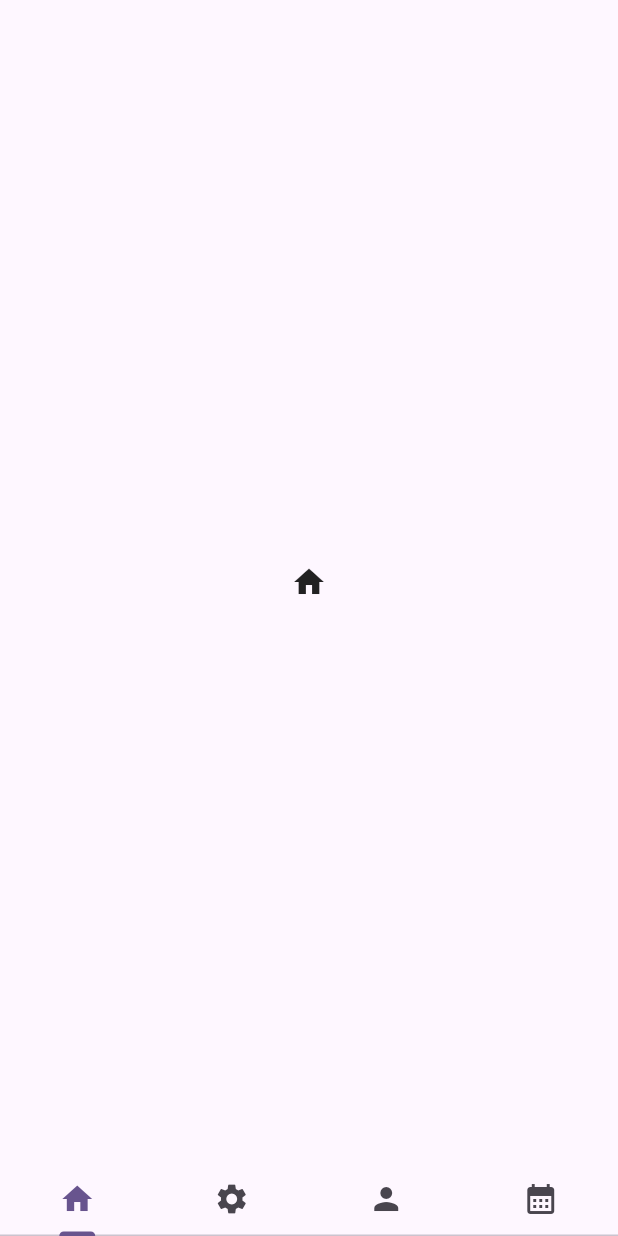
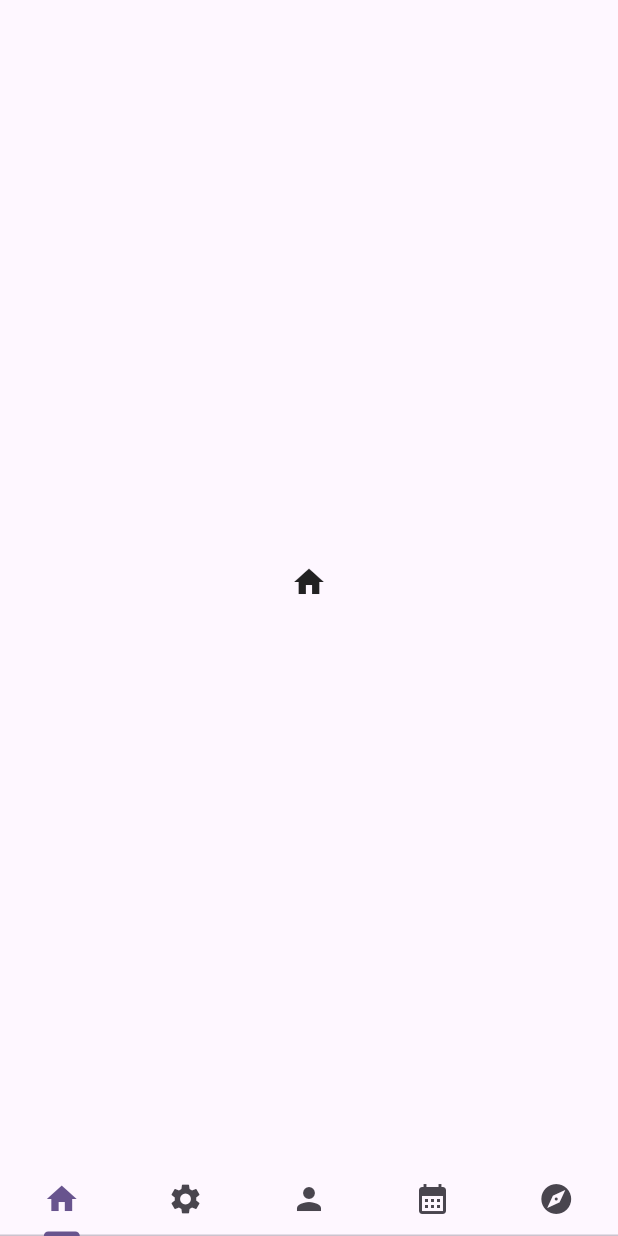
Before and after one commit to daganlarson/GetFitFitnessTracker, a Flutter app: the screen it shows after launch, on a phone screen of 412 x 824 dp. Run offline on Flutter 3.47's test engine with Material 3 defaults, Android fonts, the phone set to English and light mode, and no system bars; our stand-ins replace geolocator.

Commit message:
adding 5th icon to navigation bar for distance tracking page

```diff
--- a/lib/main.dart
+++ b/lib/main.dart
@@ -58,12 +58,13 @@
 
   @override
   Widget build(BuildContext context) {
-    return const DefaultTabController(length: 4, child: Scaffold(
+    return const DefaultTabController(length: 5, child: Scaffold(
       bottomNavigationBar: TabBar( tabs: [
           Tab(icon: Icon(Icons.home),),
           Tab(icon: Icon(Icons.settings),),
           Tab(icon: Icon(Icons.person),),
           Tab(icon: Icon(Icons.calendar_month),),
+          Tab(icon: Icon(Icons.explore),),
         ],
       ),
       body: TabBarView( children: [
@@ -71,6 +72,7 @@
         Icon(Icons.settings),
         Icon(Icons.person),
         Icon(Icons.calendar_month),
+        Icon(Icons.explore),
       ]
     )
     ));
```
